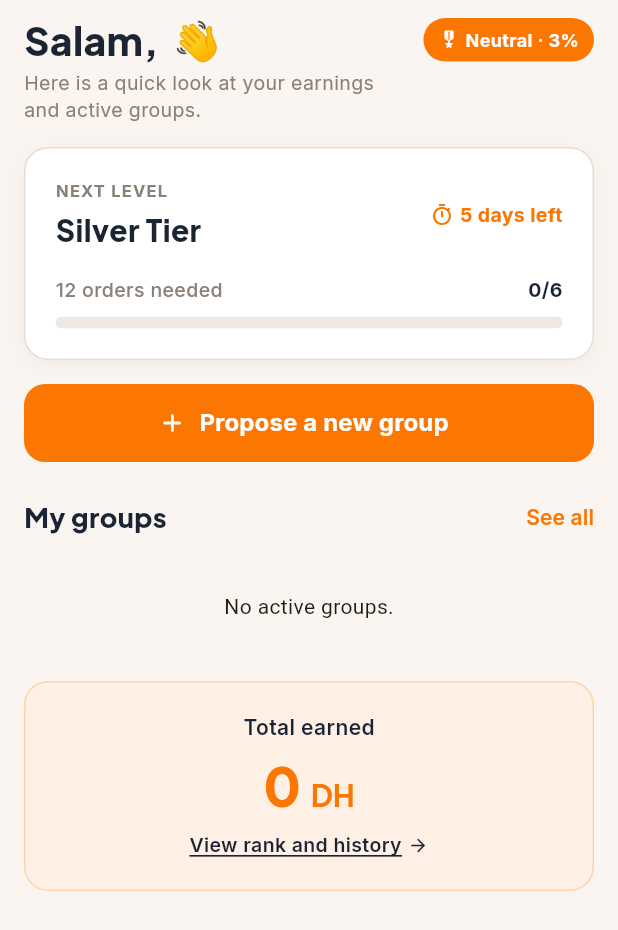
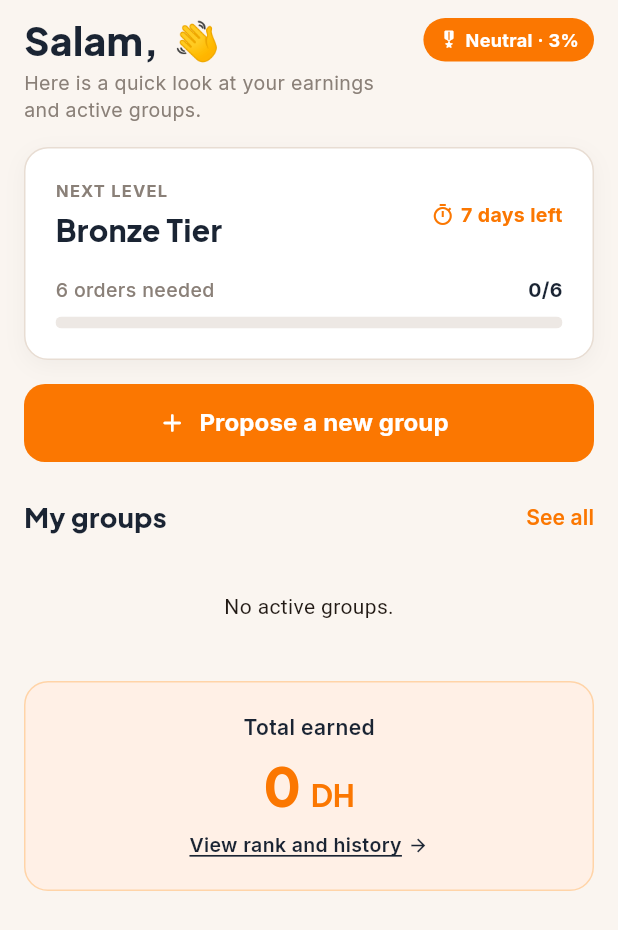
Before and after one commit to maamora/Maamora-Ambassador, a Flutter app: the HomeScreen screen opened directly, on a phone screen of 412 x 824 dp. Shown: the top 930 px of the screen. Run offline on Flutter 3.47's test engine with Material 3 defaults, Android fonts, the phone set to English and light mode, and no system bars; our stand-ins replace app_links, flutter_dotenv, flutter_riverpod, go_router, google_fonts, google_sign_in and 4 more; accounts and stored records are empty; network calls fail.

Commit message:
tier card fix

```diff
--- a/lib/features/dashboard/screens/dashboard_screen.dart
+++ b/lib/features/dashboard/screens/dashboard_screen.dart
@@ -141,15 +141,20 @@ class _NextLevelCard extends StatelessWidget {
 
   @override
   Widget build(BuildContext context) {
-    // Logic: threshold for Bronze->Silver is 6, Silver->Gold is 27.
     int totalOrders = 6;
-    String nextLevelName = 'Silver Tier';
+    String nextLevelName = 'Bronze Tier';
 
-    if (ambassador.level == AmbassadorLevel.silver) {
+    if (ambassador.level == AmbassadorLevel.neutral) {
+      totalOrders = 6;
+      nextLevelName = 'Bronze Tier';
+    } else if (ambassador.level == AmbassadorLevel.bronze) {
       totalOrders = 27;
+      nextLevelName = 'Silver Tier';
+    } else if (ambassador.level == AmbassadorLevel.silver) {
+      totalOrders = 360; // 6 groups of 60+ orders
       nextLevelName = 'Gold Tier';
     } else if (ambassador.level == AmbassadorLevel.gold) {
-      totalOrders = ambassador.totalValidatedMembers; // max level
+      totalOrders = ambassador.totalValidatedMembers > 0 ? ambassador.totalValidatedMembers : 1;
       nextLevelName = 'Max Tier';
     }
 
@@ -200,17 +205,33 @@ class _NextLevelCard extends StatelessWidget {
                   ),
                 ],
               ),
+              if (ambassador.level != AmbassadorLevel.gold)
                 Row(
                   children: [
                     const Icon(Icons.timer_outlined, color: _primary, size: 16),
                     const SizedBox(width: 4),
-                  Text(
-                    '5 days left',
+                    Builder(
+                      builder: (context) {
+                        int daysLeft = 0;
+                        if (ambassador.activatedAt != null) {
+                          final now = DateTime.now();
+                          final diff = now.difference(ambassador.activatedAt!).inDays;
+                          if (diff <= 7) {
+                            daysLeft = 7 - diff;
+                          } else {
+                            final daysInMonth = DateTime(now.year, now.month + 1, 0).day;
+                            daysLeft = daysInMonth - now.day;
+                          }
+                        }
+                        return Text(
+                          '$daysLeft days left',
                           style: GoogleFonts.inter(
                             fontSize: 13,
                             fontWeight: FontWeight.w700,
                             color: _primary,
                           ),
+                        );
+                      }
                     ),
                   ],
                 ),
@@ -221,7 +242,9 @@ class _NextLevelCard extends StatelessWidget {
             mainAxisAlignment: MainAxisAlignment.spaceBetween,
             children: [
               Text(
-                '12 orders needed',
+                ambassador.level == AmbassadorLevel.gold
+                    ? 'Max rank achieved'
+                    : '${(totalOrders - completedOrders).clamp(0, totalOrders)} orders needed',
                 style: GoogleFonts.inter(
                   fontSize: 13,
                   fontWeight: FontWeight.w500,
@@ -229,7 +252,9 @@ class _NextLevelCard extends StatelessWidget {
                 ),
               ),
               Text(
-                '$completedOrders/$totalOrders',
+                ambassador.level == AmbassadorLevel.gold
+                    ? '$completedOrders'
+                    : '$completedOrders/$totalOrders',
                 style: GoogleFonts.inter(
                   fontSize: 13,
                   fontWeight: FontWeight.w700,
```
Lines whose indentation alone changed are shown as unchanged.
